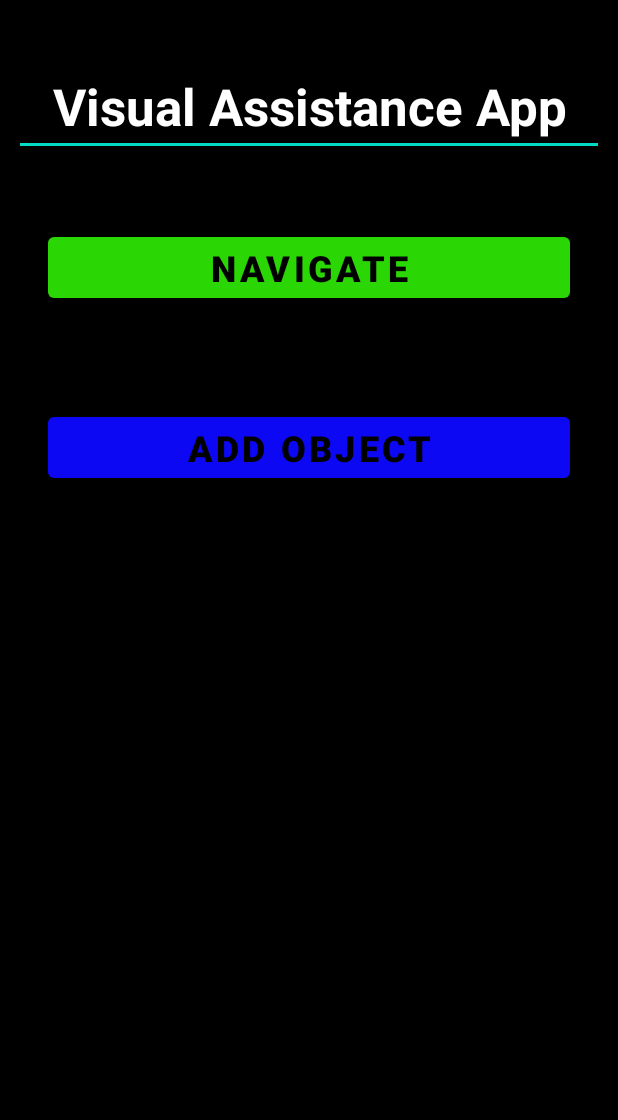
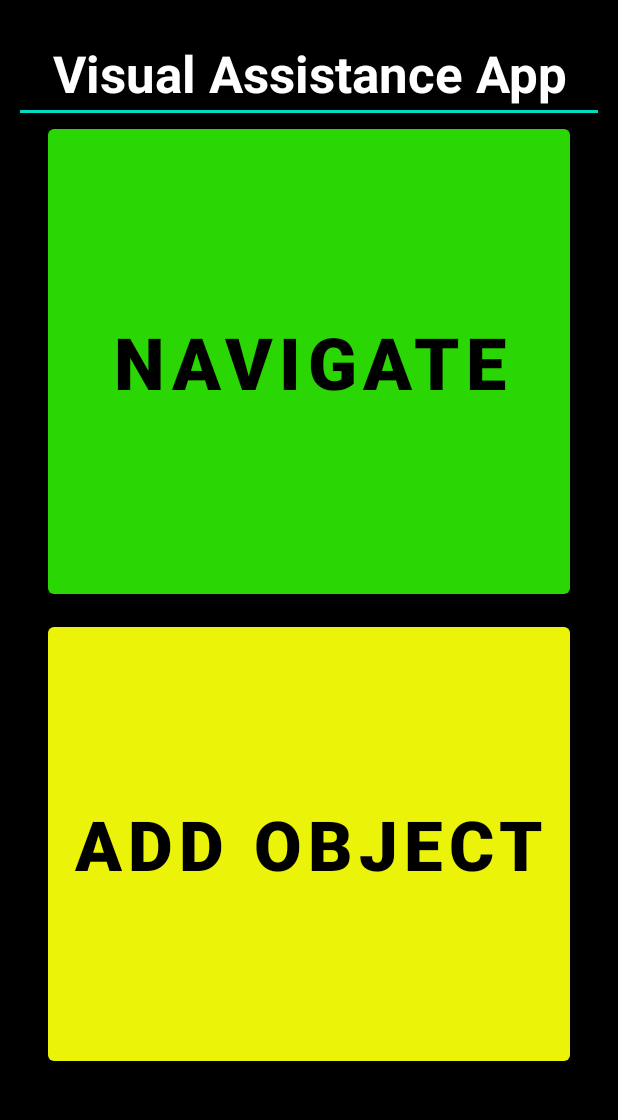
Before and after one commit to hol201jr/CS485_ObjectRecognition_project, an Android app: the screen it shows after launch (MainActivity), on a phone screen of 412 x 824 dp, the part 84-1204 px from its top. Run offline under Robolectric (Android 15) with nearby library versions, the phone set to English and light mode, and no system bars.

Commit message:
Changed button colors, text

```diff
--- a/app/src/main/res/layout/activity_main.xml
+++ b/app/src/main/res/layout/activity_main.xml
@@ -10,15 +10,15 @@
     <Button
         android:id="@+id/button2"
         android:layout_width="0dp"
-        android:layout_height="wrap_content"
+        android:layout_height="301dp"
         android:layout_marginStart="32dp"
-        android:layout_marginTop="272dp"
+        android:layout_marginTop="412dp"
         android:layout_marginEnd="32dp"
         android:text="Add Object"
         android:textColor="#000000"
-        android:textSize="24sp"
+        android:textSize="46sp"
         android:textStyle="normal|bold"
-        app:backgroundTint="#0C08F3"
+        app:backgroundTint="#EBF308"
         app:layout_constraintEnd_toEndOf="parent"
         app:layout_constraintHorizontal_bias="0.0"
         app:layout_constraintStart_toStartOf="parent"
@@ -27,13 +27,13 @@
     <Button
         android:id="@+id/button"
         android:layout_width="0dp"
-        android:layout_height="wrap_content"
+        android:layout_height="322dp"
         android:layout_marginStart="32dp"
-        android:layout_marginTop="152dp"
+        android:layout_marginTop="80dp"
         android:layout_marginEnd="32dp"
         android:text="Navigate"
         android:textColor="#000000"
-        android:textSize="24sp"
+        android:textSize="48sp"
         android:textStyle="normal|bold"
         app:backgroundTint="#2AD604"
         app:layout_constraintEnd_toEndOf="parent"
@@ -46,7 +46,7 @@
         android:layout_width="wrap_content"
         android:layout_height="wrap_content"
         android:layout_marginStart="16dp"
-        android:layout_marginTop="38dp"
+        android:layout_marginTop="16dp"
         android:layout_marginEnd="16dp"
         android:ems="10"
         android:inputType="textPersonName|textCapSentences"
@@ -57,6 +57,7 @@
         android:textSize="34sp"
         android:textStyle="bold"
         app:layout_constraintEnd_toEndOf="parent"
+        app:layout_constraintHorizontal_bias="0.523"
         app:layout_constraintStart_toStartOf="parent"
         app:layout_constraintTop_toTopOf="parent" />
 </androidx.constraintlayout.widget.ConstraintLayout>
```
